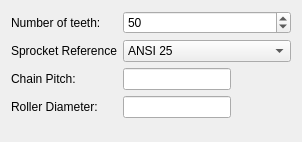
First picture: the form in src/Mod/PartDesign/SprocketFeature.ui, repository Syres916/FreeCAD, before the edit.
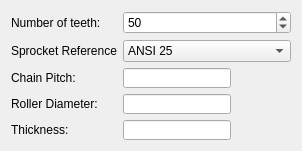
Second picture: the form after the edit. Custom widgets are drawn as their Qt base class.

Commit message: Added Thickness to task panel

What changed in the file:
```diff
--- a/src/Mod/PartDesign/SprocketFeature.ui
+++ b/src/Mod/PartDesign/SprocketFeature.ui
@@ -298,6 +298,53 @@
     </widget>
    </item>
 
+   <item row="4" column="0">
+
+    <widget class="QLabel" name="label_7">
+     <property name="text">
+      <string>Thickness:</string>
+     </property>
+    </widget>
+   </item>
+   <item row="4" column="1">
+    <widget class="Gui::InputField" name="Quantity_Thickness">
+     <property name="sizePolicy">
+      <sizepolicy hsizetype="Fixed" vsizetype="Fixed">
+       <horstretch>0</horstretch>
+       <verstretch>0</verstretch>
+      </sizepolicy>
+     </property>
+     <property name="minimumSize">
+      <size>
+       <width>80</width>
+       <height>20</height>
+      </size>
+     </property>
+     <property name="alignment">
+      <set>Qt::AlignRight|Qt::AlignTrailing|Qt::AlignVCenter</set>
+     </property>
+     <property name="unit" stdset="0">
+      <string notr="true">in</string>
+     </property>
+     <property name="decimals" stdset="0">
+      <number>3</number>
+     </property>
+     <property name="maximum" stdset="0">
+      <double>50.000000000000000</double>
+     </property>
+     <property name="minimum" stdset="0">
+      <double>0.01</double>
+     </property>
+
+     <property name="singleStep" stdset="0">
+      <double>0.01</double>
+     </property>
+     <property name="value" stdset="0">
+      <double>0.20</double>
+     </property>
+    </widget>
+   </item>
+
   </layout>
  </widget>
  <customwidgets>
```
Left out of the diff: 2 changed lines with no effect on the pictures.
